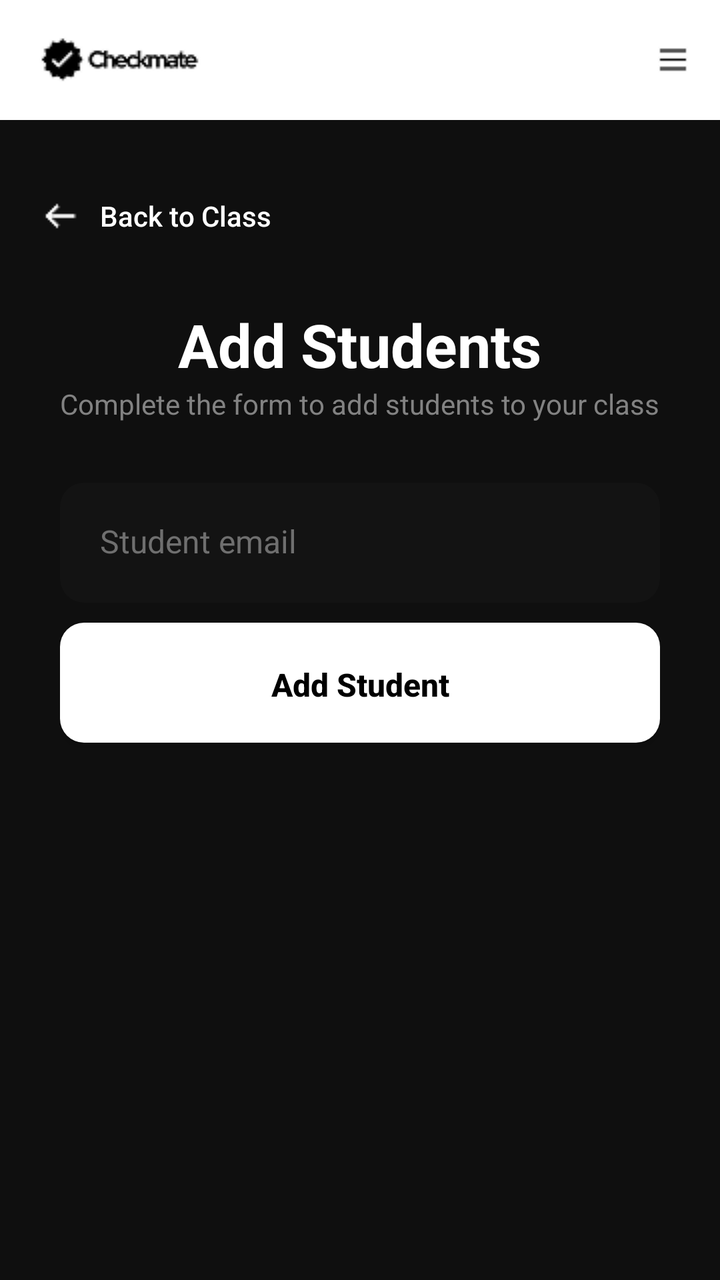
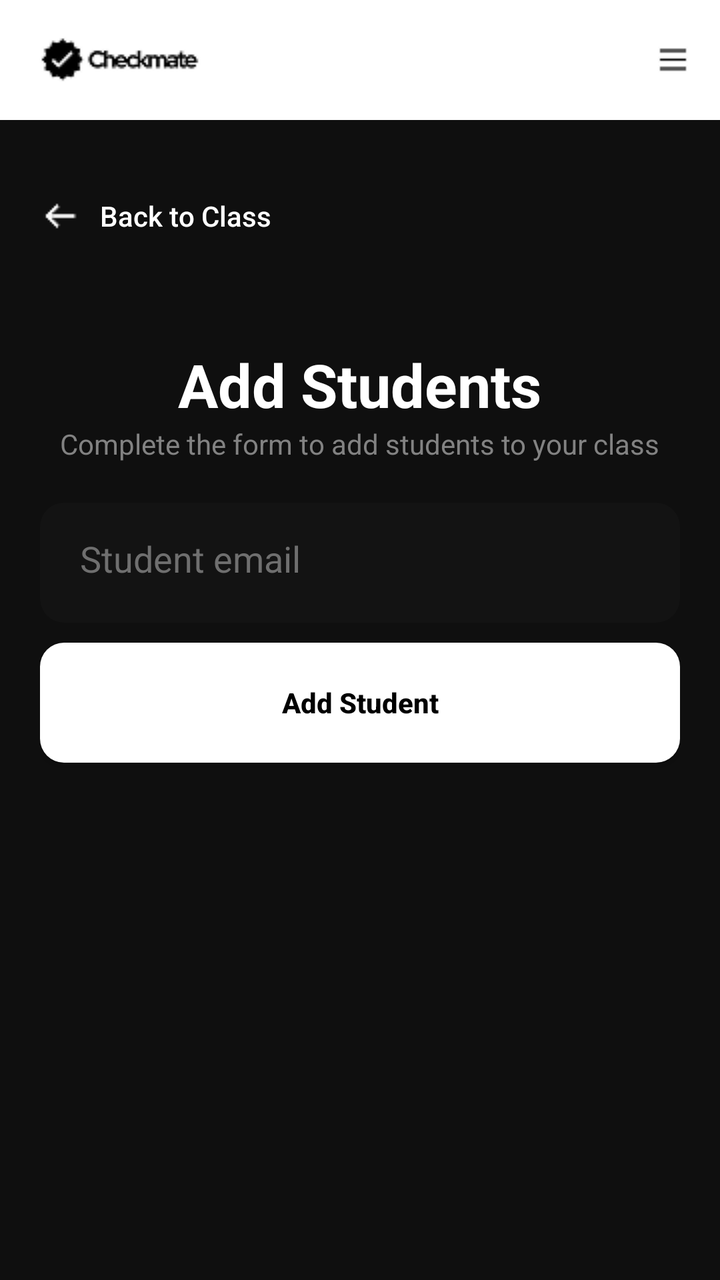

An Android layout rendered at two revisions. The XML below is the earlier revision; the diff shows what the commit changed to produce the second picture.
<!-- AndroidManifest.xml: application theme Theme.AuthTest -->
<!-- res/layout/activity_add_students_form.xml -->
<?xml version="1.0" encoding="utf-8"?>
<LinearLayout xmlns:android="http://schemas.android.com/apk/res/android"
    xmlns:tools="http://schemas.android.com/tools"
    android:layout_width="match_parent"
    android:layout_height="match_parent"
    android:orientation="vertical"
    android:background="#0F0F0F"
    android:fitsSystemWindows="true"
    tools:context=".ClassInformation">

    <RelativeLayout
        android:layout_width="match_parent"
        android:layout_height="60dp"
        android:background="#FFFFFF">

        <ImageView
            android:id="@+id/header_logo"
            android:layout_width="wrap_content"
            android:layout_height="wrap_content"
            android:layout_alignParentStart="true"
            android:layout_centerVertical="true"
            android:layout_marginStart="16dp"
            android:src="@drawable/header_logo" />

        <ImageView
            android:id="@+id/hamburger_icon"
            android:layout_width="wrap_content"
            android:layout_height="wrap_content"
            android:layout_alignParentEnd="true"
            android:layout_centerVertical="true"
            android:layout_marginEnd="16dp"
            android:src="@drawable/hamburger_icon" />

    </RelativeLayout>

    <LinearLayout
        android:layout_width="match_parent"
        android:layout_height="wrap_content"
        android:paddingHorizontal="20dp"
        android:paddingTop="24dp">

        <androidx.appcompat.widget.AppCompatButton
            android:id="@+id/backButton"
            android:layout_width="wrap_content"
            android:layout_height="wrap_content"
            android:background="@android:color/transparent"
            android:drawableStart="@drawable/left_arrow"
            android:drawablePadding="10dp"
            android:text="Back to Class"
            android:textAllCaps="false"
            android:textColor="#FFFFFF" />

    </LinearLayout>

    <LinearLayout
        android:padding="20dp"
        android:orientation="vertical"
        android:gravity="center"
        android:layout_width="match_parent"
        android:layout_height="match_parent" >

        <TextView
            android:id="@+id/addStudentsHeader"
            android:text="Add Students"
            android:textColor="#FFFFFF"
            android:textStyle="bold"
            android:textSize="30dp"
            android:layout_width="wrap_content"
            android:layout_height="wrap_content" />

        <TextView
            android:id="@+id/createClassDescription"
            android:text="Complete the form to add students to your class"
            android:textColor="#828282"
            android:layout_marginBottom="20dp"
            android:layout_width="wrap_content"
            android:layout_height="wrap_content" />

        <LinearLayout
            android:padding="10dp"
            android:orientation="vertical"
            android:layout_width="match_parent"
            android:layout_height="match_parent" >

            <EditText
                android:id="@+id/studentEmailInput"
                android:hint="Student email"
                android:inputType="text"
                android:textColorHint="#6F6F6F"
                android:textColor="#FFFFFF"
                android:maxLines="1"
                android:singleLine="true"
                android:ellipsize="end"
                android:padding="20dp"
                android:textSize="16sp"
                android:maxLength="254"
                android:background="@drawable/form_border"
                android:layout_marginBottom="10dp"
                android:layout_width="match_parent"
                android:layout_height="60dp" />

            <androidx.appcompat.widget.AppCompatButton
                android:id="@+id/addStudentToClassButton"
                android:text="Add Student"
                android:textAllCaps="false"
                android:textSize="16sp"
                android:textStyle="bold"
                android:textColor="#000000"
                android:background="@drawable/create_account_button"
                android:padding="20dp"
                android:layout_width="match_parent"
                android:layout_height="60dp" />

        </LinearLayout>

    </LinearLayout>

</LinearLayout>
<!-- resources referenced by this layout -->
<resources>
  <!-- drawable create_account_button (drawable) -->
  <?xml version="1.0" encoding="utf-8"?>
  <shape xmlns:android="http://schemas.android.com/apk/res/android"
      android:shape="rectangle">
      <solid android:color="#FFFFFF" />
      <corners android:radius="12dp" />
  </shape>
  <!-- drawable form_border (drawable) -->
  <?xml version="1.0" encoding="utf-8"?>
  <shape xmlns:android="http://schemas.android.com/apk/res/android"
      android:shape="rectangle">
      <solid android:color="#131313" />
      <corners android:radius="12dp" />
  </shape>
  <!-- drawable hamburger_icon: png bitmap (drawable, 198 bytes) -->
  <!-- drawable header_logo: png bitmap (drawable, 1337 bytes) -->
  <!-- drawable left_arrow: png bitmap (drawable, 316 bytes) -->
  <style name="Theme.AuthTest" parent="Base.Theme.AuthTest" />
  <style name="Base.Theme.AuthTest" parent="Theme.Material3.DayNight.NoActionBar">
          
          
      </style>
</resources>

<!-- the commit's change to res/layout/activity_add_students_form.xml (unified diff, before → after) -->
@@ -1,118 +1,153 @@
 <?xml version="1.0" encoding="utf-8"?>
-<LinearLayout xmlns:android="http://schemas.android.com/apk/res/android"
-    xmlns:tools="http://schemas.android.com/tools"
+<androidx.drawerlayout.widget.DrawerLayout
+    xmlns:android="http://schemas.android.com/apk/res/android"
+    xmlns:app="http://schemas.android.com/apk/res-auto"
+    android:id="@+id/main"
     android:layout_width="match_parent"
     android:layout_height="match_parent"
-    android:orientation="vertical"
     android:background="#0F0F0F"
-    android:fitsSystemWindows="true"
-    tools:context=".ClassInformation">
-
-    <RelativeLayout
-        android:layout_width="match_parent"
-        android:layout_height="60dp"
-        android:background="#FFFFFF">
-
-        <ImageView
-            android:id="@+id/header_logo"
-            android:layout_width="wrap_content"
-            android:layout_height="wrap_content"
-            android:layout_alignParentStart="true"
-            android:layout_centerVertical="true"
-            android:layout_marginStart="16dp"
-            android:src="@drawable/header_logo" />
-
-        <ImageView
-            android:id="@+id/hamburger_icon"
-            android:layout_width="wrap_content"
-            android:layout_height="wrap_content"
-            android:layout_alignParentEnd="true"
-            android:layout_centerVertical="true"
-            android:layout_marginEnd="16dp"
-            android:src="@drawable/hamburger_icon" />
-
-    </RelativeLayout>
+    android:fitsSystemWindows="true">
 
     <LinearLayout
         android:layout_width="match_parent"
-        android:layout_height="wrap_content"
-        android:paddingHorizontal="20dp"
-        android:paddingTop="24dp">
+        android:layout_height="match_parent"
+        android:orientation="vertical">
 
-        <androidx.appcompat.widget.AppCompatButton
-            android:id="@+id/backButton"
-            android:layout_width="wrap_content"
-            android:layout_height="wrap_content"
-            android:background="@android:color/transparent"
-            android:drawableStart="@drawable/left_arrow"
-            android:drawablePadding="10dp"
-            android:text="Back to Class"
-            android:textAllCaps="false"
-            android:textColor="#FFFFFF" />
+        <RelativeLayout
+            android:layout_width="match_parent"
+            android:layout_height="60dp"
+            android:background="#FFFFFF">
 
-    </LinearLayout>
+            <ImageView
+                android:id="@+id/header_logo"
+                android:layout_width="wrap_content"
+                android:layout_height="wrap_content"
+                android:layout_alignParentStart="true"
+                android:layout_centerVertical="true"
+                android:layout_marginStart="16dp"
+                android:src="@drawable/header_logo" />
 
-    <LinearLayout
-        android:padding="20dp"
-        android:orientation="vertical"
-        android:gravity="center"
-        android:layout_width="match_parent"
-        android:layout_height="match_parent" >
-
-        <TextView
-            android:id="@+id/addStudentsHeader"
-            android:text="Add Students"
-            android:textColor="#FFFFFF"
-            android:textStyle="bold"
-            android:textSize="30dp"
-            android:layout_width="wrap_content"
-            android:layout_height="wrap_content" />
-
-        <TextView
-            android:id="@+id/createClassDescription"
-            android:text="Complete the form to add students to your class"
-            android:textColor="#828282"
-            android:layout_marginBottom="20dp"
-            android:layout_width="wrap_content"
-            android:layout_height="wrap_content" />
+            <ImageView
+                android:id="@+id/hamburger_icon"
+                android:layout_width="wrap_content"
+                android:layout_height="wrap_content"
+                android:layout_alignParentEnd="true"
+                android:layout_centerVertical="true"
+                android:layout_marginEnd="16dp"
+                android:src="@drawable/hamburger_icon" />
+        </RelativeLayout>
 
         <LinearLayout
-            android:padding="10dp"
+            android:layout_width="match_parent"
+            android:layout_height="wrap_content"
+            android:paddingHorizontal="20dp"
+            android:paddingTop="24dp">
+
+            <androidx.appcompat.widget.AppCompatButton
+                android:id="@+id/backButton"
+                android:layout_width="wrap_content"
+                android:layout_height="wrap_content"
+                android:background="@android:color/transparent"
+                android:drawableStart="@drawable/left_arrow"
+                android:drawablePadding="10dp"
+                android:text="Back to Class"
+                android:textAllCaps="false"
+                android:textColor="#FFFFFF" />
+        </LinearLayout>
+
+        <LinearLayout
+            android:layout_width="match_parent"
+            android:layout_height="match_parent"
+            android:padding="20dp"
             android:orientation="vertical"
-            android:layout_width="match_parent"
-            android:layout_height="match_parent" >
+            android:gravity="center_horizontal" >
+
+            <TextView
+                android:text="Add Students"
+                android:textColor="#FFFFFF"
+                android:textStyle="bold"
+                android:textSize="30sp"
+                android:layout_marginTop="20dp"
+                android:layout_width="wrap_content"
+                android:layout_height="wrap_content" />
+
+            <TextView
+                android:text="Complete the form to add students to your class"
+                android:textColor="#828282"
+                android:layout_marginBottom="20dp"
+                android:layout_width="wrap_content"
+                android:layout_height="wrap_content" />
 
             <EditText
                 android:id="@+id/studentEmailInput"
+                android:layout_width="match_parent"
+                android:layout_height="60dp"
                 android:hint="Student email"
-                android:inputType="text"
+                android:textColor="#FFFFFF"
                 android:textColorHint="#6F6F6F"
-                android:textColor="#FFFFFF"
+                android:background="@drawable/form_border"
+                android:padding="20dp"
                 android:maxLines="1"
-                android:singleLine="true"
-                android:ellipsize="end"
-                android:padding="20dp"
-                android:textSize="16sp"
-                android:maxLength="254"
-                android:background="@drawable/form_border"
-                android:layout_marginBottom="10dp"
-                android:layout_width="match_parent"
-                android:layout_height="60dp" />
+                android:inputType="textEmailAddress"
+                android:layout_marginBottom="10dp" />
 
             <androidx.appcompat.widget.AppCompatButton
                 android:id="@+id/addStudentToClassButton"
+                android:layout_width="match_parent"
+                android:layout_height="60dp"
                 android:text="Add Student"
                 android:textAllCaps="false"
-                android:textSize="16sp"
                 android:textStyle="bold"
                 android:textColor="#000000"
-                android:background="@drawable/create_account_button"
-                android:padding="20dp"
-                android:layout_width="match_parent"
-                android:layout_height="60dp" />
-
+                android:background="@drawable/create_account_button" />
         </LinearLayout>
 
     </LinearLayout>
 
+    <com.google.android.material.navigation.NavigationView
+        android:id="@+id/navigation_view"
+        android:layout_width="280dp"
+        android:layout_height="match_parent"
+        android:layout_gravity="start"
+        android:background="#1A1A1A"
+        app:menu="@menu/menu_drawer"
+        app:headerLayout="@layout/drawer_header" />
+
+</androidx.drawerlayout.widget.DrawerLayout>
+<!-- res/layout/drawer_header.xml (included above) -->
+<?xml version="1.0" encoding="utf-8"?>
+<LinearLayout xmlns:android="http://schemas.android.com/apk/res/android"
+    android:layout_width="match_parent"
+    android:layout_height="200dp"
+    android:orientation="vertical"
+    android:gravity="bottom"
+    android:padding="20dp"
+    android:background="#0F0F0F">
+
+    <ImageView
+        android:id="@+id/drawer_user_avatar"
+        android:layout_width="60dp"
+        android:layout_height="60dp"
+        android:src="@drawable/default_avatar"
+        android:contentDescription="user_avatar"
+        android:layout_marginBottom="15dp" />
+
+    <TextView
+        android:id="@+id/drawer_user_name"
+        android:layout_width="wrap_content"
+        android:layout_height="wrap_content"
+        android:text="User Name"
+        android:textColor="#FFFFFF"
+        android:textSize="18sp"
+        android:textStyle="bold"
+        android:layout_marginBottom="5dp" />
+
+    <TextView
+        android:id="@+id/drawer_user_email"
+        android:layout_width="wrap_content"
+        android:layout_height="wrap_content"
+        android:text="user@example.com"
+        android:textColor="#828282"
+        android:textSize="12sp" />
+
 </LinearLayout>
<!-- resource entries referenced after the edit -->
@@ -7,6 +7,17 @@
       <solid android:color="#FFFFFF" />
       <corners android:radius="12dp" />
   </shape>
+  <!-- drawable default_avatar (drawable) -->
+  <?xml version="1.0" encoding="utf-8"?>
+  <vector xmlns:android="http://schemas.android.com/apk/res/android"
+      android:width="24dp"
+      android:height="24dp"
+      android:viewportWidth="24"
+      android:viewportHeight="24">
+      <path
+          android:fillColor="#FFFFFF"
+          android:pathData="M12,12c2.21,0 4,-1.79 4,-4s-1.79,-4 -4,-4 -4,1.79 -4,4 1.79,4 4,4zm0,2c-2.67,0 -8,1.34 -8,4v2h16v-2c0,-2.66 -5.33,-4 -8,-4z" />
+  </vector>
   <!-- drawable form_border (drawable) -->
   <?xml version="1.0" encoding="utf-8"?>
   <shape xmlns:android="http://schemas.android.com/apk/res/android"
